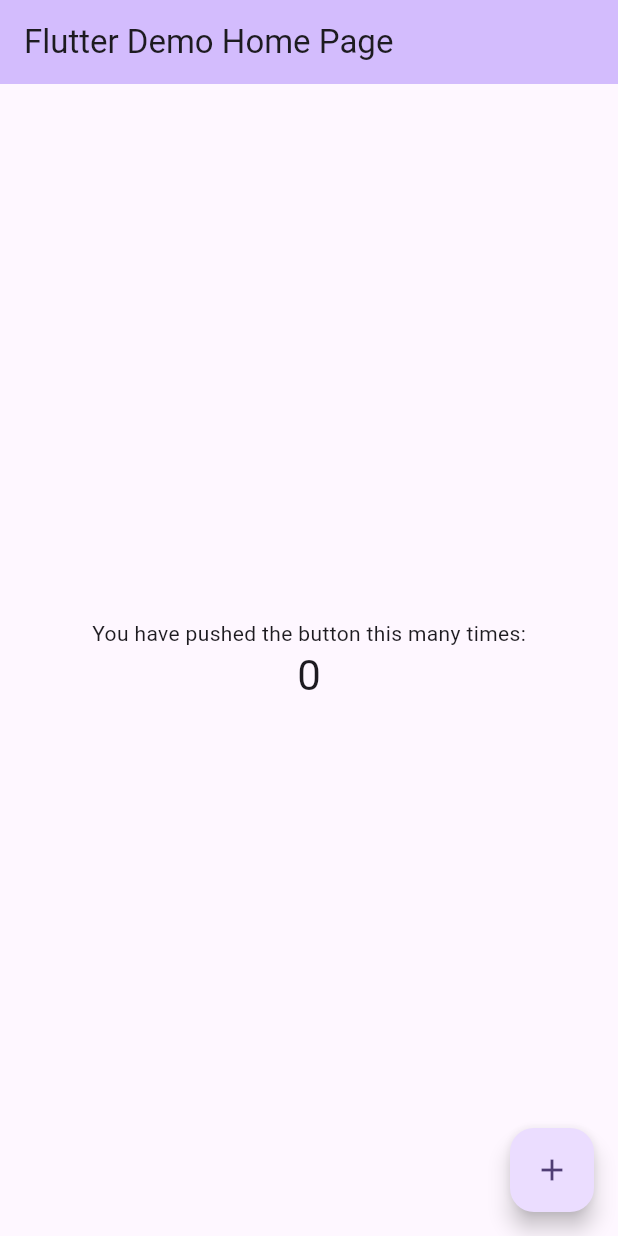
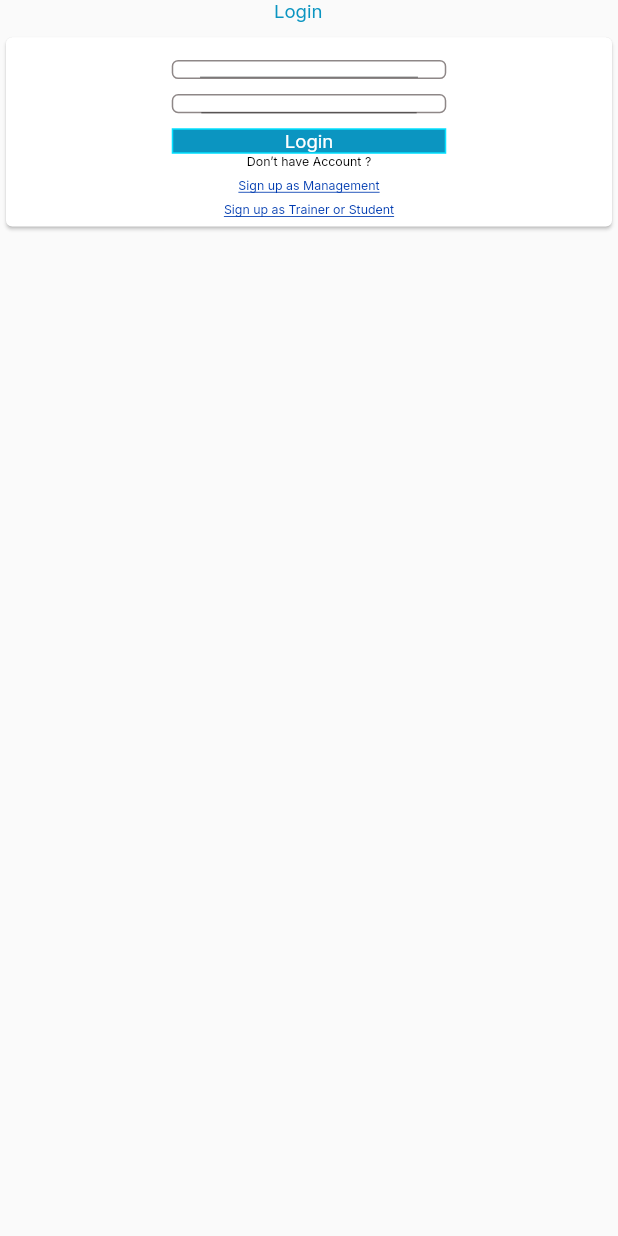
Before and after one commit to sahil8423379922/Ispark-ERP, a Flutter app: the screen it shows after launch, on a phone screen of 412 x 824 dp. Run offline on Flutter 3.47's test engine with Material 2 defaults, Android fonts, the light colour scheme and no system bars; our stand-ins replace google_fonts.

Commit message:
Update 08-11-2023

```diff
--- /dev/null
+++ b/lib/auth/Loginscreen.dart
@@ -0,0 +1,171 @@
+import 'package:flutter/material.dart';
+import 'package:flutter/gestures.dart';
+import 'dart:ui';
+import 'package:ispark/utils.dart';
+
+class Scene extends StatelessWidget {
+  @override
+  Widget build(BuildContext context) {
+    double baseWidth = 484;
+    double fem = MediaQuery.of(context).size.width / baseWidth;
+    double ffem = fem * 0.97;
+    return Scaffold(
+      body: SizedBox(
+        child: Column(
+          crossAxisAlignment: CrossAxisAlignment.center,
+          children: [
+            Container(
+              // loginteD (1:3)
+              margin: EdgeInsets.fromLTRB(0 * fem, 0 * fem, 17 * fem, 7 * fem),
+              child: Text(
+                'Login',
+                textAlign: TextAlign.center,
+                style: SafeGoogleFont(
+                  'Inter',
+                  fontSize: 15 * ffem,
+                  fontWeight: FontWeight.w400,
+                  height: 1.2125 * ffem / fem,
+                  color: Color(0xff0b95c1),
+                ),
+              ),
+            ),
+            Card(
+              // autogroup5tmfiNM (R2BsiFiM4LDtLZWWGi5tmF)
+
+              child: Column(
+                children: [
+                  SizedBox(
+                    height: 15,
+                  ),
+                  Container(
+                    padding: EdgeInsets.fromLTRB(
+                        21 * fem, 13 * fem, 21 * fem, 13 * fem),
+                    width: 215 * fem,
+                    height: 15 * fem,
+                    decoration: BoxDecoration(
+                      border: Border.all(color: Color(0xff8e8787)),
+                      color: Color(0xffffffff),
+                      borderRadius: BorderRadius.circular(5 * fem),
+                    ),
+                    child: TextField(
+                      textAlign: TextAlign.center,
+                      style: SafeGoogleFont(
+                        'Inter',
+                        fontSize: 15 * ffem,
+                        fontWeight: FontWeight.w400,
+                        height: 1.2125 * ffem / fem,
+                        color: Color(0xff716a6a),
+                      ),
+                    ),
+                  ),
+                  SizedBox(
+                    height: 10,
+                  ),
+                  Container(
+                    padding: EdgeInsets.fromLTRB(
+                        22 * fem, 14 * fem, 22 * fem, 12 * fem),
+                    width: 215 * fem,
+                    height: 15 * fem,
+                    decoration: BoxDecoration(
+                      border: Border.all(color: Color(0xff8e8787)),
+                      color: Color(0xffffffff),
+                      borderRadius: BorderRadius.circular(5 * fem),
+                    ),
+                    child: TextField(
+                      textAlign: TextAlign.center,
+                      style: SafeGoogleFont(
+                        'Inter',
+                        fontSize: 15 * ffem,
+                        fontWeight: FontWeight.w400,
+                        height: 1.2125 * ffem / fem,
+                        color: Color(0xff716a6a),
+                      ),
+                    ),
+                  ),
+                  SizedBox(
+                    height: 10,
+                  ),
+                  Container(
+                    width: 215 * fem,
+                    height: 20 * fem,
+                    decoration: BoxDecoration(
+                      border: Border.all(color: Color(0xff06e1ff)),
+                      color: Color(0xff0b95c1),
+                    ),
+                    child: Center(
+                      child: Text(
+                        'Login',
+                        textAlign: TextAlign.center,
+                        style: SafeGoogleFont(
+                          'Inter',
+                          fontSize: 15 * ffem,
+                          height: 1.2125 * ffem / fem,
+                          color: Color(0xffffffff),
+                        ),
+                      ),
+                    ),
+                  ),
+                  Align(
+                    child: SizedBox(
+                      width: 150 * fem,
+                      height: 19 * fem,
+                      child: Text(
+                        'Don’t have Account ?',
+                        textAlign: TextAlign.center,
+                        style: SafeGoogleFont(
+                          'Inter',
+                          fontSize: 10 * ffem,
+                          fontWeight: FontWeight.w400,
+                          height: 1.2125 * ffem / fem,
+                          color: Color(0xff000000),
+                        ),
+                      ),
+                    ),
+                  ),
+                  Align(
+                    child: SizedBox(
+                      width: 175 * fem,
+                      height: 19 * fem,
+                      child: Text(
+                        'Sign up as Management ',
+                        textAlign: TextAlign.center,
+                        style: SafeGoogleFont(
+                          'Inter',
+                          fontSize: 10 * ffem,
+                          fontWeight: FontWeight.w400,
+                          height: 1.2125 * ffem / fem,
+                          decoration: TextDecoration.underline,
+                          color: Color(0xff003bb0),
+                          decorationColor: Color(0xff003bb0),
+                        ),
+                      ),
+                    ),
+                  ),
+                  Align(
+                    child: SizedBox(
+                      width: 211 * fem,
+                      height: 19 * fem,
+                      child: Text(
+                        'Sign up as Trainer or Student ',
+                        textAlign: TextAlign.center,
+                        style: SafeGoogleFont(
+                          'Inter',
+                          fontSize: 10 * ffem,
+                          fontWeight: FontWeight.w400,
+                          height: 1.2125 * ffem / fem,
+                          decoration: TextDecoration.underline,
+                          color: Color(0xff003bb0),
+                          decorationColor: Color(0xff003bb0),
+                        ),
+                      ),
+                    ),
+                  ),
+                ],
+              ),
+            ),
+          ],
+        ),
+      ),
+    );
+  }
+}
--- a/lib/main.dart
+++ b/lib/main.dart
@@ -1,4 +1,5 @@
 import 'package:flutter/material.dart';
+import 'package:ispark/auth/Loginscreen.dart';
 
 void main() {
   runApp(const MyApp());
@@ -13,113 +14,9 @@ class MyApp extends StatelessWidget {
     return MaterialApp(
       title: 'Flutter Demo',
       theme: ThemeData(
-        // This is the theme of your application.
-        //
-        // TRY THIS: Try running your application with "flutter run". You'll see
-        // the application has a blue toolbar. Then, without quitting the app,
-        // try changing the seedColor in the colorScheme below to Colors.green
-        // and then invoke "hot reload" (save your changes or press the "hot
-        // reload" button in a Flutter-supported IDE, or press "r" if you used
-        // the command line to start the app).
-        //
-        // Notice that the counter didn't reset back to zero; the application
-        // state is not lost during the reload. To reset the state, use hot
-        // restart instead.
-        //
-        // This works for code too, not just values: Most code changes can be
-        // tested with just a hot reload.
-        colorScheme: ColorScheme.fromSeed(seedColor: Colors.deepPurple),
-        useMaterial3: true,
+        primarySwatch: Colors.blue,
       ),
-      home: const MyHomePage(title: 'Flutter Demo Home Page'),
+      home: Scene(),
     );
   }
 }
-
-class MyHomePage extends StatefulWidget {
-  const MyHomePage({super.key, required this.title});
-
-  // This widget is the home page of your application. It is stateful, meaning
-  // that it has a State object (defined below) that contains fields that affect
-  // how it looks.
-
-  // This class is the configuration for the state. It holds the values (in this
-  // case the title) provided by the parent (in this case the App widget) and
-  // used by the build method of the State. Fields in a Widget subclass are
-  // always marked "final".
-
-  final String title;
-
-  @override
-  State<MyHomePage> createState() => _MyHomePageState();
-}
-
-class _MyHomePageState extends State<MyHomePage> {
-  int _counter = 0;
-
-  void _incrementCounter() {
-    setState(() {
-      // This call to setState tells the Flutter framework that something has
-      // changed in this State, which causes it to rerun the build method below
-      // so that the display can reflect the updated values. If we changed
-      // _counter without calling setState(), then the build method would not be
-      // called again, and so nothing would appear to happen.
-      _counter++;
-    });
-  }
-
-  @override
-  Widget build(BuildContext context) {
-    // This method is rerun every time setState is called, for instance as done
-    // by the _incrementCounter method above.
-    //
-    // The Flutter framework has been optimized to make rerunning build methods
-    // fast, so that you can just rebuild anything that needs updating rather
-    // than having to individually change instances of widgets.
-    return Scaffold(
-      appBar: AppBar(
-        // TRY THIS: Try changing the color here to a specific color (to
-        // Colors.amber, perhaps?) and trigger a hot reload to see the AppBar
-        // change color while the other colors stay the same.
-        backgroundColor: Theme.of(context).colorScheme.inversePrimary,
-        // Here we take the value from the MyHomePage object that was created by
-        // the App.build method, and use it to set our appbar title.
-        title: Text(widget.title),
-      ),
-      body: Center(
-        // Center is a layout widget. It takes a single child and positions it
-        // in the middle of the parent.
-        child: Column(
-          // Column is also a layout widget. It takes a list of children and
-          // arranges them vertically. By default, it sizes itself to fit its
-          // children horizontally, and tries to be as tall as its parent.
-          //
-          // Column has various properties to control how it sizes itself and
-          // how it positions its children. Here we use mainAxisAlignment to
-          // center the children vertically; the main axis here is the vertical
-          // axis because Columns are vertical (the cross axis would be
-          // horizontal).
-          //
-          // TRY THIS: Invoke "debug painting" (choose the "Toggle Debug Paint"
-          // action in the IDE, or press "p" in the console), to see the
-          // wireframe for each widget.
-          mainAxisAlignment: MainAxisAlignment.center,
-          children: <Widget>[
-            const Text(
-              'You have pushed the button this many times:',
-            ),
-            Text(
-              '$_counter',
-              style: Theme.of(context).textTheme.headlineMedium,
-            ),
-          ],
-        ),
-      ),
-      floatingActionButton: FloatingActionButton(
-        onPressed: _incrementCounter,
-        tooltip: 'Increment',
-        child: const Icon(Icons.add),
-      ), // This trailing comma makes auto-formatting nicer for build methods.
-    );
-  }
-}
--- /dev/null
+++ b/lib/utils.dart
@@ -0,0 +1,82 @@
+import 'package:flutter/material.dart';
+import 'dart:ui';
+import 'package:google_fonts/google_fonts.dart';
+
+class MyCustomScrollBehavior extends MaterialScrollBehavior {
+  @override
+  Set<PointerDeviceKind> get dragDevices => {
+        PointerDeviceKind.touch,
+        PointerDeviceKind.mouse,
+      };
+}
+
+TextStyle SafeGoogleFont(
+  String fontFamily, {
+  TextStyle? textStyle,
+  Color? color,
+  Color? backgroundColor,
+  double? fontSize,
+  FontWeight? fontWeight,
+  FontStyle? fontStyle,
+  double? letterSpacing,
+  double? wordSpacing,
+  TextBaseline? textBaseline,
+  double? height,
+  Locale? locale,
+  Paint? foreground,
+  Paint? background,
+  List<Shadow>? shadows,
+  List<FontFeature>? fontFeatures,
+  TextDecoration? decoration,
+  Color? decorationColor,
+  TextDecorationStyle? decorationStyle,
+  double? decorationThickness,
+}) {
+  try {
+    return GoogleFonts.getFont(
+      fontFamily,
+      textStyle: textStyle,
+      color: color,
+      backgroundColor: backgroundColor,
+      fontSize: fontSize,
+      fontWeight: fontWeight,
+      fontStyle: fontStyle,
+      letterSpacing: letterSpacing,
+      wordSpacing: wordSpacing,
+      textBaseline: textBaseline,
+      height: height,
+      locale: locale,
+      foreground: foreground,
+      background: background,
+      shadows: shadows,
+      fontFeatures: fontFeatures,
+      decoration: decoration,
+      decorationColor: decorationColor,
+      decorationStyle: decorationStyle,
+      decorationThickness: decorationThickness,
+    );
+  } catch (ex) {
+    return GoogleFonts.getFont(
+      "Source Sans Pro",
+      textStyle: textStyle,
+      color: color,
+      backgroundColor: backgroundColor,
+      fontSize: fontSize,
+      fontWeight: fontWeight,
+      fontStyle: fontStyle,
+      letterSpacing: letterSpacing,
+      wordSpacing: wordSpacing,
+      textBaseline: textBaseline,
+      height: height,
+      locale: locale,
+      foreground: foreground,
+      background: background,
+      shadows: shadows,
+      fontFeatures: fontFeatures,
+      decoration: decoration,
+      decorationColor: decorationColor,
+      decorationStyle: decorationStyle,
+      decorationThickness: decorationThickness,
+    );
+  }
+}
--- a/pubspec.yaml
+++ b/pubspec.yaml
@@ -46,6 +46,7 @@ dev_dependencies:
   # package. See that file for information about deactivating specific lint
   # rules and activating additional ones.
   flutter_lints: ^2.0.0
+  google_fonts: ^6.1.0
 
 # For information on the generic Dart part of this file, see the
 # following page: https://dart.dev/tools/pub/pubspec
```
Also changed, not shown: pubspec.lock, 1 other file.
